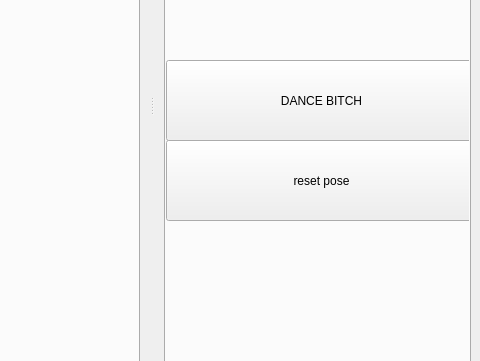
Above: ui/main_window.ui from Roboy/roboy_interface before the change; both pictures show x 825 to 1305 and y 333 to 694 of the 1305 by 878 pixel window. Below: the same form after it.
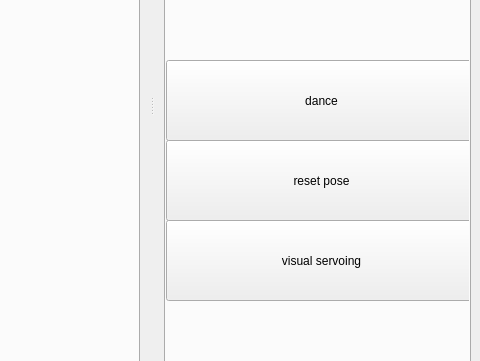
That is the form after the change. Icons and pictures are not drawn. Custom widgets are drawn as their Qt base class.

Commit message: visual servoing draft

Patch:
```diff
--- a/ui/main_window.ui
+++ b/ui/main_window.ui
@@ -3022,7 +3022,7 @@
           </sizepolicy>
          </property>
          <property name="text">
-          <string>DANCE BITCH</string>
+          <string>dance</string>
          </property>
          <property name="checkable">
           <bool>true</bool>
@@ -3176,6 +3176,28 @@
           <bool>false</bool>
          </property>
         </widget>
+        <widget class="QPushButton" name="visual_servoing">
+         <property name="geometry">
+          <rect>
+           <x>0</x>
+           <y>480</y>
+           <width>311</width>
+           <height>81</height>
+          </rect>
+         </property>
+         <property name="sizePolicy">
+          <sizepolicy hsizetype="MinimumExpanding" vsizetype="Fixed">
+           <horstretch>0</horstretch>
+           <verstretch>0</verstretch>
+          </sizepolicy>
+         </property>
+         <property name="text">
+          <string>visual servoing</string>
+         </property>
+         <property name="checkable">
+          <bool>true</bool>
+         </property>
+        </widget>
        </widget>
       </widget>
      </item>
```
Left out of the diff: 6 changed lines with no effect on the pictures. The commit also changes 2 other files.
